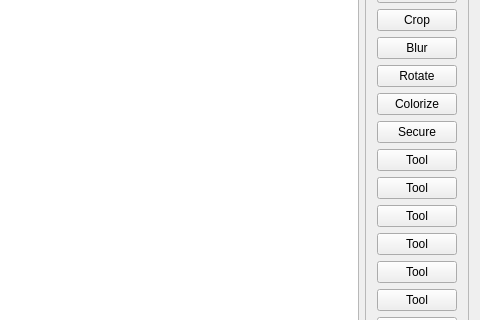
This is src/gui/mainwindow.ui in CervecerosCodigo/CCIMP as Qt 5 draws it before an edit; both pictures show x 800 to 1280 and y 118 to 438 of the 1280 by 720 pixel window. The edited form follows.
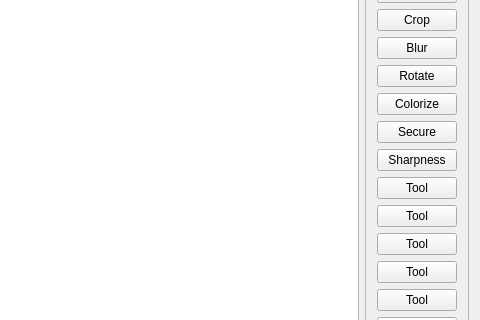
This is the edited form. Icons and pictures are not drawn.

Commit message: Sharpness button

```diff
--- a/src/gui/mainwindow.ui
+++ b/src/gui/mainwindow.ui
@@ -187,7 +187,7 @@
                 </sizepolicy>
                </property>
                <property name="text">
-                <string>Tool</string>
+                <string>Sharpness</string>
                </property>
               </widget>
              </item>
```
Left out of the diff: 2 changed lines with no effect on the pictures. The commit also changes 5 other files.
